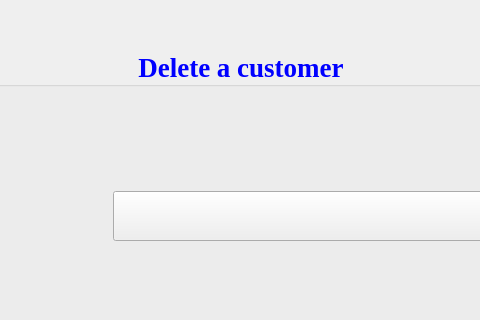
First picture: the form in deletecustomer.ui, repository jonathansaetre/BankSystem, before the edit; both pictures show x 196 to 676 and y 0 to 320 of the 900 by 700 pixel window.
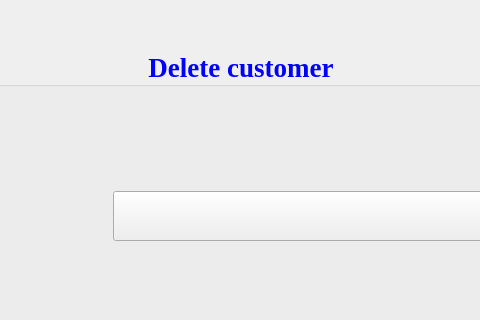
Second picture: the form after the edit.

The edit to the form file:
```diff
--- a/deletecustomer.ui
+++ b/deletecustomer.ui
@@ -53,7 +53,7 @@
       <string notr="true">color:blue</string>
      </property>
      <property name="title">
-      <string>Delete a customer</string>
+      <string>Delete customer</string>
      </property>
      <property name="alignment">
       <set>Qt::AlignCenter</set>
```
